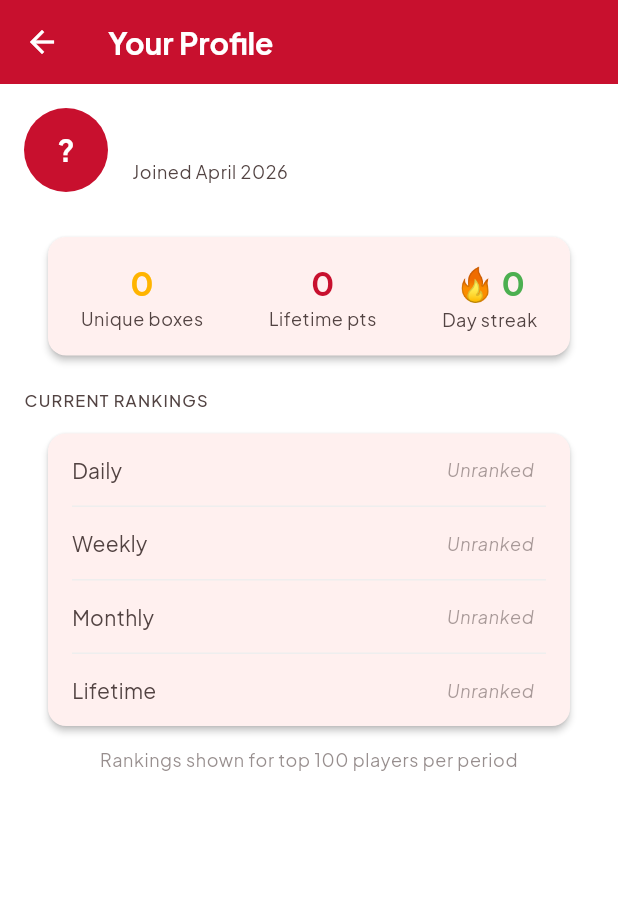
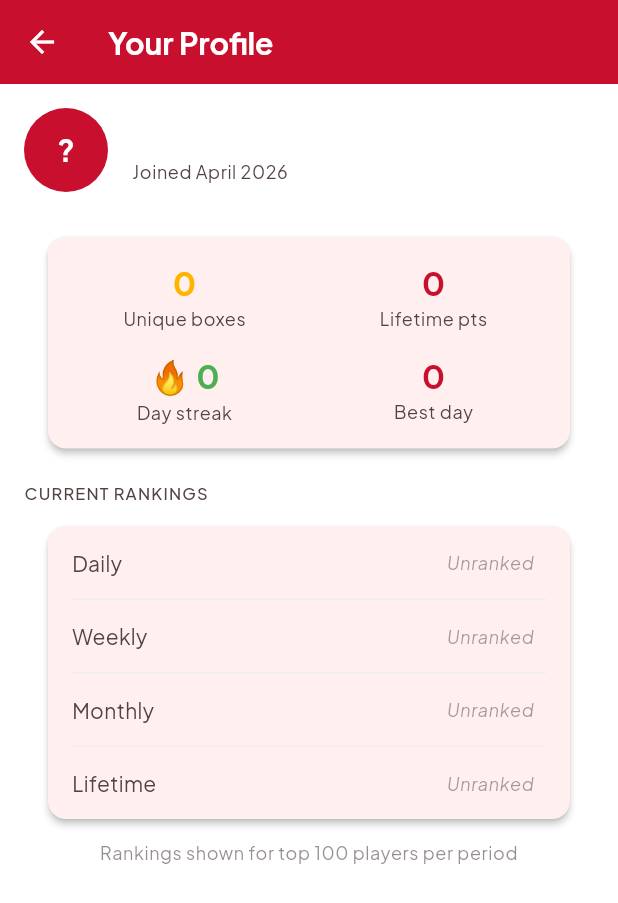
Before and after one commit to code418/postbox_game, a Flutter app: the UserProfilePage screen opened directly with empty values, on a phone screen of 412 x 824 dp. Shown: the top 903 px of the screen. Run offline on Flutter 3.47's test engine with Material 3 defaults, Android fonts, the phone set to English and light mode, and no system bars; our stand-ins replace animated_text_kit, bloc, cloud_firestore, cloud_functions, confetti, equatable and 16 more; missing offline and left inert: firebase_app_check, home_widget; accounts and stored records are empty.

Commit message:
feat(profile): add 'Most points scored in a single day' personal stat
Tracks a per-user high-water mark of daily points, updated atomically
inside startScoring's lifetime transaction (zero extra reads — uses the
authoritative dailyPoints sum already computed by updateUserLeaderboards).
Surfaced as a fourth 'Best day' cell on the profile page, restructured
to a 2x2 layout to keep cells readable on narrow phones.

Co-Authored-By: Claude Opus 4.7 <noreply@anthropic.com>

```diff
--- a/lib/user_profile_page.dart
+++ b/lib/user_profile_page.dart
@@ -81,6 +81,7 @@ class _UserProfilePageState extends State<UserProfilePage> {
       streak: streak,
       uniqueBoxes: (userData['uniquePostboxesClaimed'] as num?)?.toInt() ?? 0,
       lifetimePoints: (userData['lifetimePoints'] as num?)?.toInt() ?? 0,
+      maxDailyPoints: (userData['maxDailyPoints'] as num?)?.toInt() ?? 0,
       ranks: ranks,
     );
   }
@@ -132,6 +133,7 @@ class _ProfileData {
   final int streak;
   final int uniqueBoxes;
   final int lifetimePoints;
+  final int maxDailyPoints;
   final Map<String, int?> ranks;
 
   const _ProfileData({
@@ -140,6 +142,7 @@ class _ProfileData {
     required this.streak,
     required this.uniqueBoxes,
     required this.lifetimePoints,
+    required this.maxDailyPoints,
     required this.ranks,
   });
 }
@@ -216,23 +219,43 @@ class _ProfileBody extends StatelessWidget {
           child: Padding(
             padding: const EdgeInsets.symmetric(
                 vertical: AppSpacing.md, horizontal: AppSpacing.sm),
-            child: Row(
+            child: Column(
+              children: [
+                Row(
                   mainAxisAlignment: MainAxisAlignment.spaceEvenly,
                   children: [
-                _StatCell(
+                    Expanded(
+                      child: _StatCell(
                           value: '${data.uniqueBoxes}',
                           label: 'Unique boxes',
                           color: postalGold),
-                const VerticalDivider(),
-                _StatCell(
+                    ),
+                    Expanded(
+                      child: _StatCell(
                           value: '${data.lifetimePoints}',
                           label: 'Lifetime pts',
                           color: postalRed),
-                const VerticalDivider(),
-                _StatCell(
+                    ),
+                  ],
+                ),
+                const SizedBox(height: AppSpacing.md),
+                Row(
+                  mainAxisAlignment: MainAxisAlignment.spaceEvenly,
+                  children: [
+                    Expanded(
+                      child: _StatCell(
                           value: '🔥 ${data.streak}',
                           label: 'Day streak',
                           color: Colors.green),
+                    ),
+                    Expanded(
+                      child: _StatCell(
+                          value: '${data.maxDailyPoints}',
+                          label: 'Best day',
+                          color: Theme.of(context).colorScheme.primary),
+                    ),
+                  ],
+                ),
               ],
             ),
           ),
```
Also changed, not shown: 2 other files. Lines whose indentation alone changed are shown as unchanged.
